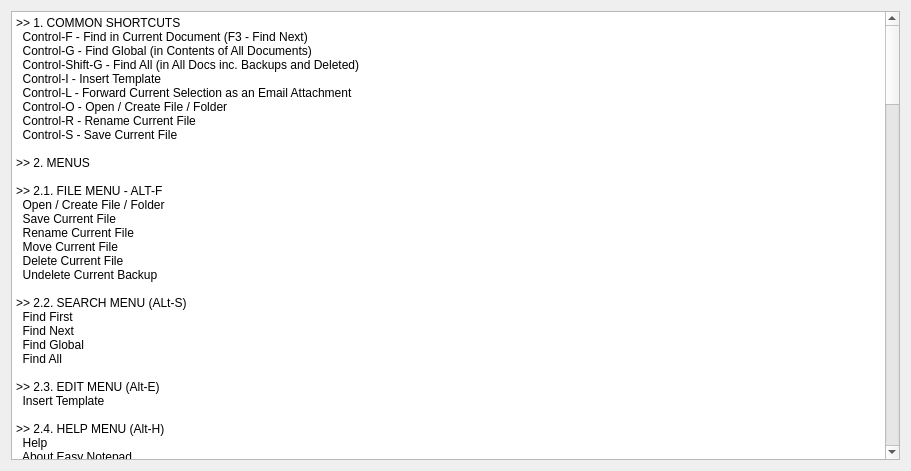
Old version of the form help.ui in the repository trumpton/EasyNotepad.
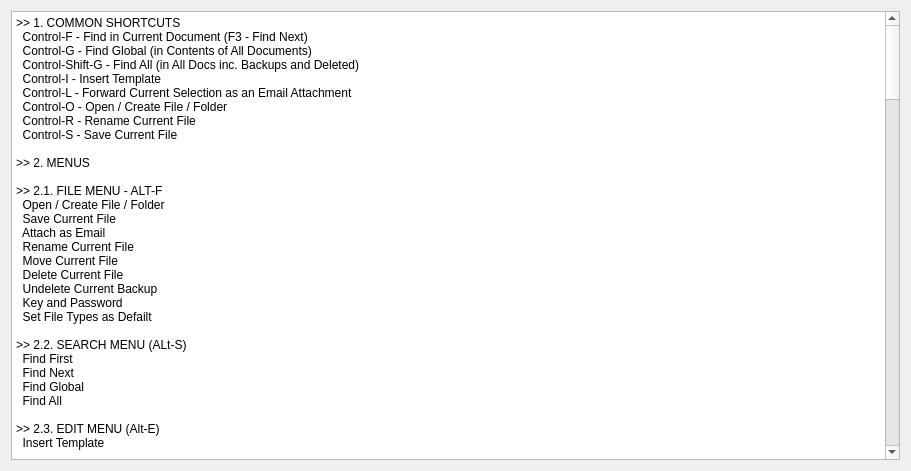
New version of the form. Icons and pictures are not drawn. Custom widgets are drawn as their Qt base class.

Commit message: Added encryption support

```diff
--- a/help.ui
+++ b/help.ui
@@ -39,10 +39,13 @@
 &gt;&gt; 2.1. FILE MENU - ALT-F
   Open / Create File / Folder
   Save Current File
+  Attach as Email
   Rename Current File
   Move Current File
   Delete Current File
   Undelete Current Backup
+  Key and Password
+  Set File Types as Defailt
 
 &gt;&gt; 2.2. SEARCH MENU (ALt-S)
   Find First
@@ -86,13 +89,22 @@
 &gt;&gt; 5. USING FORWARD SELECTION AS EMAIL
   Selecting Text, and pressing Control-L will cause the current selection to be written to a temporary file, and the chosen email package launched with the file attached.
 
-&gt;&gt; 6. COMMAND LINE OPTIONS
+&gt;&gt; 6. MANAGING ENCRYPTION
+  It is possible to store files in encrypted form.  Encrypted files are stored in an encrypted folder.  Folders are identified as 'encrypted' when they are created from the 'Open' menu.
+  Unless an encryption key is set, it is not possible to create encrypted files.
+  All files are encrypted with the same key - this should be a large string or phrase.
+  The key itself is protected with a password (which can be changed).
+  The first password is set when the key is created, so if the password is forgotten, simply re-create the same key.
+  For convenience, the password can be stored so that logins are not required.  In this case, the files are still encrypted with the complex key, however, the password and mechanism to recover the key are also stored on the system somewhere.
+  If you select 'logout', the stored password is removed, and the password must be re-enetered on login.
+
+&gt;&gt; 7. COMMAND LINE OPTIONS
   Launching Easy Notepad from the command line with no arguments will open the program read-only, with no file loaded.
   If a file is specified on the command line, it is opened.
   If the file exists in the EasyNotepad database (as specified in the ini file), it is opened writable, just as if it had been opened with Control-O.
   If the file does not exist in the EasyNotepad database (i.e. somewhere else in the filesystem), it is opened read-only.
 
-&gt;&gt; 7. SETTINGS
+&gt;&gt; 8. SETTINGS
 
   The settings are stored in an EasyNotepad.ini file, which is located in the EasyNotepad data folder or TrumptonApps folder  in the user's home directory, or the application directory.  The settings file has a number of sections:
     [database] - This contains details of the database (e.g. location)
@@ -100,13 +112,13 @@
     [import..] - These sections list the commands required to import and parse files  in other formats (e.g. doc and xls).
     [load...] - These sections contain the Codecs that are offered when loading a file which is not in a recognised format (e.g. ISO8859-15).
 
-&gt;&gt; 7.1. DATABASE SETTINGS
+&gt;&gt; 8.1. DATABASE SETTINGS
   The [database] section contans a single entry: 'path'. Thus path may contain a number of macros as follows.
     $HOME - User's Home Directory
     $CONFIG - Directory EasyNotepad.ini was loaded from
   If not supplied, $HOME/EasyNotepad is used.
 
-&gt;&gt; 7.2. EMAIL SETTINGS
+&gt;&gt; 8.2. EMAIL SETTINGS
   The [email] section contains a single entry: command.  This command can contain a number of macros as follows:
     $HOME - User's Home Directory
     $CONFIG - This is the $HOME/TrumptonApps directory
@@ -117,7 +129,7 @@
   Note that the entire entry must be quoted, and separate entries on the command line must be escape-quoted, e.g.
     command=&quot;\&quot;c:\Program Files\Email.exe\&quot; -option \&quot;$FILEPATH\&quot;&quot;
 
-&gt;&gt; 7.3. FILE IMPORT SETTINGS
+&gt;&gt; 8.3. FILE IMPORT SETTINGS
   The [import...] sections contain three entries: extension, codec and command.  When files of 'extension' are opened, the 'command' is run, and whatever is passed to stdout is imported into EasyNotepad using 'codec'.  The command contain a number of macros, as follows:
     $HOME - User's Home Directory
     $CONFIG - This is the $HOME/TrumptonApps directory
@@ -127,12 +139,12 @@
   Note that the entire entry must be quoted, and separate entries on the command line must be escape-quoted, e.g.
     command=&quot;\&quot;c:/Program Files/ParseFile.exe\&quot; --doc --stdout \&quot;$FILEPATH\&quot;&quot;
 
-&gt;&gt; 7.4. FILE OPEN SETTINGS
+&gt;&gt; 8.4. FILE OPEN SETTINGS
   The [load...] section contains two entries: codec and description.  When files are opened (not imported), and they contain unrecognised characters, a prompt is presented asking which codec to use in order to interpret the file.  
   The list of codecs is given in the [load...] sections.  Note that the codec is not case sensitive, but must match exactly the format of the codecs understood by QT applications.  
   A special codec called 'System' is automatically inserted into the list of codecs, and this maps to the default system codec (for example it would be UTF-8 on Linux, and would be WIndows-1252 on a UK Windows machine).  
 
-&gt;&gt;7.5. INI FILE EXAMPLE
+&gt;&gt;8.5. INI FILE EXAMPLE
 
 Notes:
   Lines with spaces should be quoted
```
The commit also changes 4 other files.
